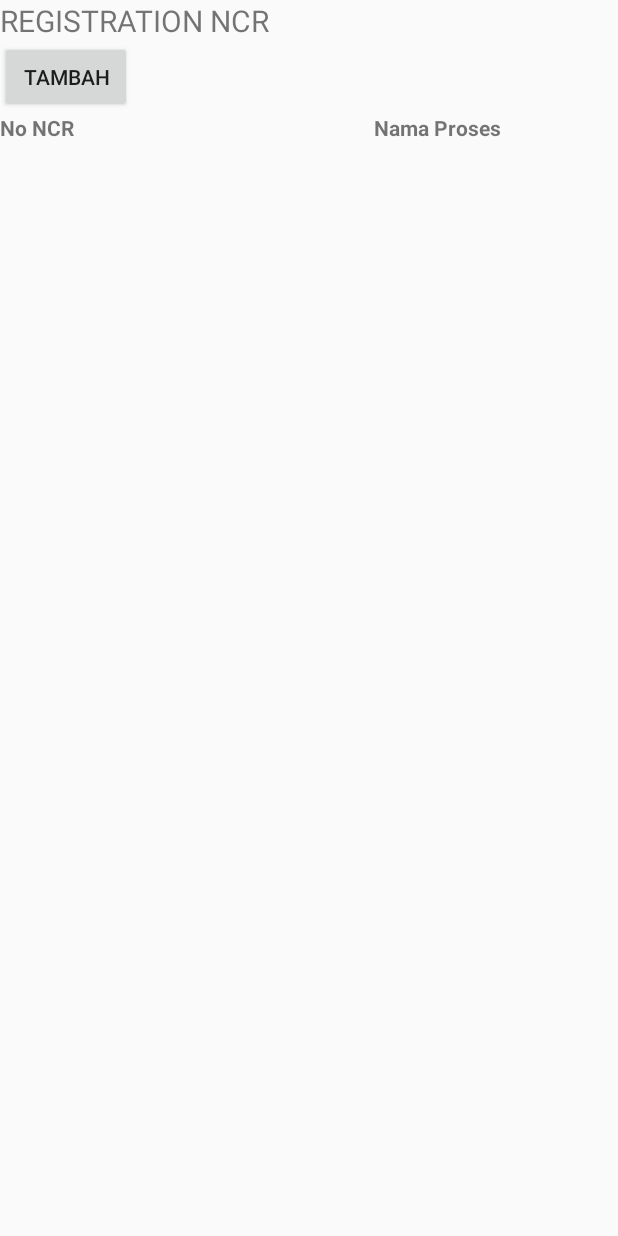
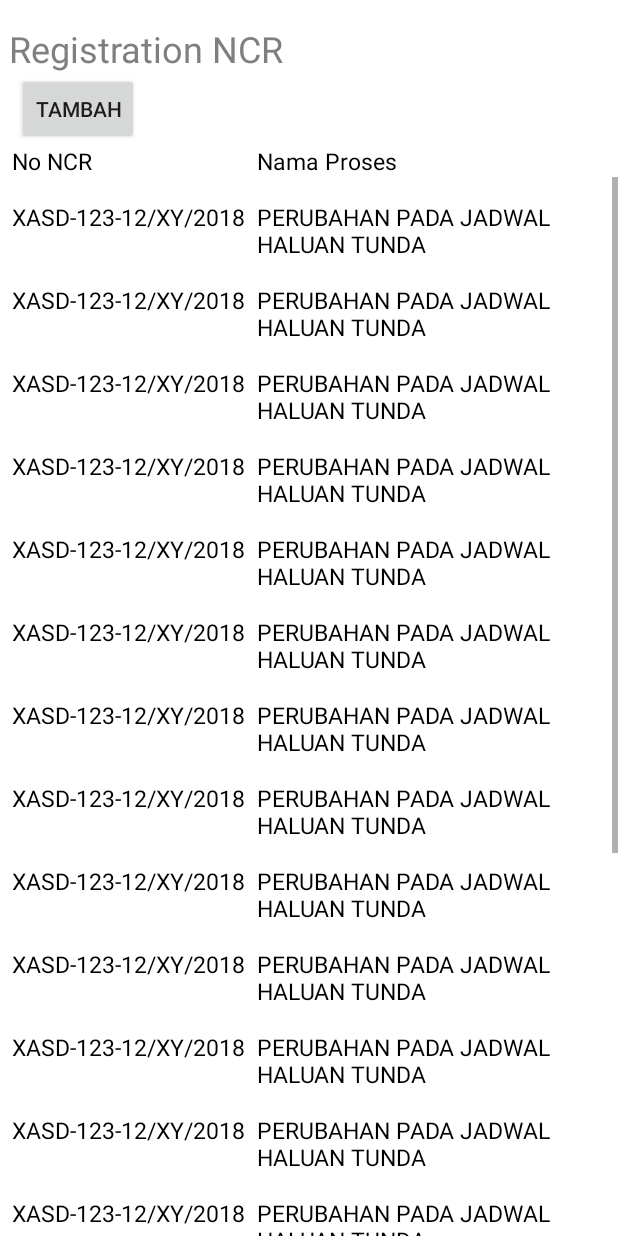
Before and after one commit to toganjr/android-apk, an Android app: the regNCRActivity screen opened directly, with no data from a screen before it, on a phone screen of 412 x 824 dp. Run offline under Robolectric (Android 15) with nearby library versions, the phone set to English and light mode, and no system bars.

Commit message:
Add Layout Form And ClickListener Recycle

```diff
--- a/app/src/main/AndroidManifest.xml
+++ b/app/src/main/AndroidManifest.xml
@@ -23,7 +23,7 @@
             android:theme="@style/AppTheme.NoActionBar" />
         <activity android:name=".regNCRActivity" />
         <activity android:name=".AddNcrActivity"/>
-        <activity android:name=".viewregNCRActivity" />
+        <activity android:name=".ViewItemNcrReg" />
         <activity android:name=".SplashActivity">
 
             <intent-filter>
--- a/app/src/main/java/com/example/user/navbartemplatejava/AdapterNcrRegistration.java
+++ b/app/src/main/java/com/example/user/navbartemplatejava/AdapterNcrRegistration.java
@@ -1,5 +1,6 @@
 package com.example.user.navbartemplatejava;
 
+import android.content.Intent;
 import android.support.annotation.NonNull;
 import android.support.v7.widget.RecyclerView;
 import android.util.Log;
@@ -13,45 +14,88 @@ import com.example.user.navbartemplatejava.data.NcrRegistration;
 import java.util.ArrayList;
 import java.util.List;
 
-public class AdapterNcrRegistration extends RecyclerView.Adapter<AdapterNcrRegistration.MyViewHolder> {
+public class AdapterNcrRegistration extends RecyclerView.Adapter<AdapterNcrRegistration.MyViewHolder>  {
     public static final String TAG = AdapterNcrRegistration.class.getSimpleName();
 
     private List <NcrRegistration> mListNcrDisplay;
+    private ArrayList<exampleItem> mExampleItems;
 
+    //Constructor for NcrRegistration
     public AdapterNcrRegistration( List<NcrRegistration> ListNcrDisplay){
         mListNcrDisplay = ListNcrDisplay;
     }
+
+    //constructor for Example Item RecycleView
+    public AdapterNcrRegistration(ArrayList<exampleItem> ExampleItem){
+        mExampleItems = ExampleItem;
+    }
+
+
 
     @NonNull
     @Override
     public MyViewHolder onCreateViewHolder(@NonNull ViewGroup parent, int viewType) {
         View view = LayoutInflater.from(parent.getContext()).inflate(R.layout.activity_ncr_registration, parent, false);
+
         MyViewHolder myViewHolder = new MyViewHolder(view);
         return myViewHolder;
     }
 
 
     @Override
-    public void onBindViewHolder(@NonNull MyViewHolder holder, int position) {
-        holder.mNoNcr.setText(mListNcrDisplay.get(position).getNoRegNcr());
-        holder.mNamaProses.setText(mListNcrDisplay.get(position).getProcessName());
+    public void onBindViewHolder(@NonNull MyViewHolder holder, final int position) {
+
+//for Test Example RecycleView
+        holder.mNoNcr.setText(mExampleItems.get(position).getText1());
+        holder.mNamaProses.setText(mExampleItems.get(position).getText2());
+
+        holder.mNoNcr.setOnClickListener(new View.OnClickListener() {
+            @Override
+            public void onClick(View v) {
+                Intent intent = new Intent(v.getContext(),ViewItemNcrReg.class);
+
+                v.getContext().startActivity(intent);
+            }
+        });
+
+//for Get No NCR and Name Process
+//
+//        holder.mNoNcr.setText(mListNcrDisplay.get(position).getNoRegNcr());
+//        holder.mNamaProses.setText(mListNcrDisplay.get(position).getProcessName());
+//        holder.mNoNcr.setOnClickListener(new View.OnClickListener() {
+//            @Override
+//            public void onClick(View v) {
+//                Intent intent = new Intent(v.getContext(),ViewItemNcrReg.class);
+//                v.getContext().startActivity(intent);
+//            }
+//        });
+
 
     }
 
     @Override
     public int getItemCount() {
         Log.d(TAG,"Size Recycle : " );
-        return mListNcrDisplay.size();
+        //return mListNcrDisplay.size();
+        return mExampleItems.size();
     }
 
-    public static class MyViewHolder extends RecyclerView.ViewHolder{
+
+
+    public static class MyViewHolder extends RecyclerView.ViewHolder {
         public TextView mNoNcr;
         public TextView mNamaProses;
+
+
 
         public MyViewHolder(View itemView) {
             super(itemView);
             mNoNcr = itemView.findViewById(R.id.displayNoNcr);
             mNamaProses = itemView.findViewById(R.id.displayNamaProses);
+
+
+
+
         }
     }
 
--- a/app/src/main/java/com/example/user/navbartemplatejava/viewregNCRActivity.java
+++ b/app/src/main/java/com/example/user/navbartemplatejava/ViewItemNcrReg.java
@@ -6,7 +6,7 @@ import android.support.v7.widget.RecyclerView;
 
 import java.util.ArrayList;
 
-public class viewregNCRActivity extends AppCompatActivity {
+public class ViewItemNcrReg extends AppCompatActivity {
     private ArrayList<exampleItem> mExampleList;
 
     private RecyclerView mRecyclerView;
@@ -18,4 +18,6 @@ public class viewregNCRActivity extends AppCompatActivity {
         super.onCreate(savedInstanceState);
         setContentView(R.layout.view_content_regncr);
     }
+
+
 }
--- a/app/src/main/java/com/example/user/navbartemplatejava/data/network/ApiClient.java
+++ b/app/src/main/java/com/example/user/navbartemplatejava/data/network/ApiClient.java
@@ -6,7 +6,7 @@ import retrofit2.Retrofit;
 import retrofit2.converter.gson.GsonConverterFactory;
 
 public class ApiClient {
-    private static String BASE_URL = "http://192.168.137.1:8000/";
+    private static String BASE_URL = "http://192.168.43.9:8000/";
     private static Retrofit retrofit = null;
 
     public static Retrofit getRetrofit(){
--- a/app/src/main/java/com/example/user/navbartemplatejava/data/network/AuthInterface.java
+++ b/app/src/main/java/com/example/user/navbartemplatejava/data/network/AuthInterface.java
@@ -10,6 +10,6 @@ import retrofit2.http.POST;
 
 public interface AuthInterface {
     @FormUrlEncoded
-    @POST("api/login")
+    @POST("api/activity_login")
     Call<LoginResponse> signIn(@Field("nip") String nip, @Field("password") String password);
 }
--- a/app/src/main/java/com/example/user/navbartemplatejava/regNCRActivity.java
+++ b/app/src/main/java/com/example/user/navbartemplatejava/regNCRActivity.java
@@ -32,7 +32,7 @@ public class regNCRActivity extends AppCompatActivity {
     private RecyclerView.LayoutManager mLayoutManager;
     public static regNCRActivity regNCRActivity;
     PreferencesHelper mPreferencesHelper;
-    private ArrayList<exampleItem> mExampleList;
+    private ArrayList <exampleItem> mExampleList;
     private Button btnTambahNcr;
     private AdapterNcrRegistration mAdapterNcrRegistration;
 
@@ -48,32 +48,62 @@ public class regNCRActivity extends AppCompatActivity {
         mNcrRegInterface = ApiClient.getRetrofit().create(NcrRegInterface.class);
         mPreferencesHelper = ((InkaApp) getApplication()).getPrefs();
         btnTambahNcr = findViewById(R.id.btn_tambah_ncr);
+        createExampleList();
 
 
-
+    }
+    //method for put item in RecycleView for example
+    public void createExampleList(){
+        mExampleList = new ArrayList<>();
+        mExampleList.add(new exampleItem("XASD-123-12/XY/2018","PERUBAHAN PADA JADWAL HALUAN TUNDA"));
+        mExampleList.add(new exampleItem("XASD-123-12/XY/2018","PERUBAHAN PADA JADWAL HALUAN TUNDA"));
+        mExampleList.add(new exampleItem("XASD-123-12/XY/2018","PERUBAHAN PADA JADWAL HALUAN TUNDA"));
+        mExampleList.add(new exampleItem("XASD-123-12/XY/2018","PERUBAHAN PADA JADWAL HALUAN TUNDA"));
+        mExampleList.add(new exampleItem("XASD-123-12/XY/2018","PERUBAHAN PADA JADWAL HALUAN TUNDA"));
+        mExampleList.add(new exampleItem("XASD-123-12/XY/2018","PERUBAHAN PADA JADWAL HALUAN TUNDA"));
+        mExampleList.add(new exampleItem("XASD-123-12/XY/2018","PERUBAHAN PADA JADWAL HALUAN TUNDA"));
+        mExampleList.add(new exampleItem("XASD-123-12/XY/2018","PERUBAHAN PADA JADWAL HALUAN TUNDA"));
+        mExampleList.add(new exampleItem("XASD-123-12/XY/2018","PERUBAHAN PADA JADWAL HALUAN TUNDA"));
+        mExampleList.add(new exampleItem("XASD-123-12/XY/2018","PERUBAHAN PADA JADWAL HALUAN TUNDA"));
+        mExampleList.add(new exampleItem("XASD-123-12/XY/2018","PERUBAHAN PADA JADWAL HALUAN TUNDA"));
+        mExampleList.add(new exampleItem("XASD-123-12/XY/2018","PERUBAHAN PADA JADWAL HALUAN TUNDA"));
+        mExampleList.add(new exampleItem("XASD-123-12/XY/2018","PERUBAHAN PADA JADWAL HALUAN TUNDA"));
+        mExampleList.add(new exampleItem("XASD-123-12/XY/2018","PERUBAHAN PADA JADWAL HALUAN TUNDA"));
+        mExampleList.add(new exampleItem("XASD-123-12/XY/2018","PERUBAHAN PADA JADWAL HALUAN TUNDA"));
+        mExampleList.add(new exampleItem("XASD-123-12/XY/2018","PERUBAHAN PADA JADWAL HALUAN TUNDA"));
+        mExampleList.add(new exampleItem("XASD-123-12/XY/2018","PERUBAHAN PADA JADWAL HALUAN TUNDA"));
+        mExampleList.add(new exampleItem("XASD-123-12/XY/2018","PERUBAHAN PADA JADWAL HALUAN TUNDA"));
+        mExampleList.add(new exampleItem("XASD-123-12/XY/2018","PERUBAHAN PADA JADWAL HALUAN TUNDA"));
+        mExampleList.add(new exampleItem("XASD-123-12/XY/2018","PERUBAHAN PADA JADWAL HALUAN TUNDA"));
     }
 
 
     @Override
     protected void onStart() {
         super.onStart();
-        Call<BrowseNcrResponse> call = mNcrRegInterface.browseNcr(mPreferencesHelper.getUserSignInToken());
 
-        call.enqueue(new Callback<BrowseNcrResponse>() {
-            @Override
-            public void onResponse(Call<BrowseNcrResponse> call, Response<BrowseNcrResponse> response) {
-                List<NcrRegistration> ncrRegistrations = response.body().getNcr();
-                mAdapter = new AdapterNcrRegistration(ncrRegistrations);
-                mRecyclerView.setAdapter(mAdapter);
-            }
-
-            @Override
-            public void onFailure(Call<BrowseNcrResponse> call, Throwable t) {
-                Log.e("Retrofit Get",t.toString());
-            }
-        });
+        //for test Example RecycleView
+        mAdapter = new AdapterNcrRegistration(mExampleList);
+        mRecyclerView.setAdapter(mAdapter);
 
 
+//        Call<BrowseNcrResponse> call = mNcrRegInterface.browseNcr(mPreferencesHelper.getUserSignInToken());
+//
+//        call.enqueue(new Callback<BrowseNcrResponse>() {
+//            @Override
+//            public void onResponse(Call<BrowseNcrResponse> call, Response<BrowseNcrResponse> response) {
+//                List<NcrRegistration> ncrRegistrations = response.body().getNcr();
+//                mAdapter = new AdapterNcrRegistration(ncrRegistrations);
+//                mRecyclerView.setAdapter(mAdapter);
+//            }
+//
+//            @Override
+//            public void onFailure(Call<BrowseNcrResponse> call, Throwable t) {
+//                Log.e("Retrofit Get",t.toString());
+//            }
+//        });
+//
+//
 
     }
 
--- a/app/src/main/res/layout/activity_display_ncr_registration.xml
+++ b/app/src/main/res/layout/activity_display_ncr_registration.xml
@@ -1,43 +1,93 @@
 <?xml version="1.0" encoding="utf-8"?>
-<LinearLayout xmlns:android="http://schemas.android.com/apk/res/android"
+<android.support.constraint.ConstraintLayout xmlns:android="http://schemas.android.com/apk/res/android"
+    xmlns:app="http://schemas.android.com/apk/res-auto"
+    xmlns:tools="http://schemas.android.com/tools"
+    android:id="@+id/size"
     android:layout_width="match_parent"
     android:layout_height="match_parent"
-    xmlns:tools="http://schemas.android.com/tools"
+    android:background="@color/colorWhite"
+    tools:layout_editor_absoluteY="81dp">
+
+    <LinearLayout
+        android:layout_width="match_parent"
+        android:layout_height="match_parent"
         android:orientation="vertical"
-    tools:context=".regNCRActivity">
+        >
+
         <TextView
+            android:id="@+id/textView5"
+            android:layout_width="match_parent"
+            android:layout_height="wrap_content"
+            android:layout_alignParentTop="true"
+            android:layout_marginTop="16dp"
+            android:text=" Registration NCR"
+            android:textColor="#7f7f7f"
+            android:textSize="24dp"
+            tools:layout_editor_absoluteX="16dp"
+            tools:layout_editor_absoluteY="6dp" />
+        <Button
+            android:id="@+id/btn_tambah_ncr"
+            style="@style/Widget.AppCompat.Button.Small"
             android:layout_width="wrap_content"
             android:layout_height="wrap_content"
-        android:text="REGISTRATION NCR"
-        android:textSize="20dp"/>
-    <Button
-        android:layout_width="wrap_content"
-        android:layout_height="wrap_content"
+            android:layout_alignParentStart="true"
+            android:layout_below="@+id/textView5"
+            android:layout_marginStart="11dp"
             android:text="Tambah"
-        android:id="@+id/btn_tambah_ncr"
+            tools:layout_editor_absoluteX="16dp"
+            tools:layout_editor_absoluteY="47dp"
             android:onClick="onClickBtnTambahNcr"/>
+
         <LinearLayout
             android:layout_width="match_parent"
             android:layout_height="wrap_content"
-        android:orientation="horizontal">
+            android:orientation="horizontal"
+            android:background="@color/colorWhite"
+
+            >
+
+            <TableRow
+                android:layout_width="wrap_content"
+                android:layout_height="match_parent"
+                android:layout_gravity="start">
+
                 <TextView
-            android:layout_width="wrap_content"
-            android:layout_height="wrap_content"
+                    android:layout_width="match_parent"
+                    android:layout_gravity="center"
+                    android:layout_height="match_parent"
                     android:text="@string/no_reg_ncr"
-            android:textStyle="bold"/>
+                    android:textSize="15sp"
+                    android:layout_marginLeft="8dp"
+                    android:textColor="@color/colorBlack"/>
+
+
+            </TableRow>
+            <TableRow
+                android:gravity="right"
+                android:layout_width="match_parent"
+                android:layout_height="match_parent"
+                android:layout_gravity="end">
+
                 <TextView
-            android:layout_width="wrap_content"
-            android:layout_height="wrap_content"
+                    android:layout_width="match_parent"
+                    android:layout_height="match_parent"
+                    android:layout_gravity="center"
+                    android:layout_marginLeft="110dp"
                     android:text="@string/nama_proses"
-            android:textStyle="bold"
-            android:layout_marginLeft="200dp"/>
+                    android:textSize="15sp"
+                    android:textColor="@color/colorBlack"/>
+
+            </TableRow>
+
         </LinearLayout>
+
         <android.support.v7.widget.RecyclerView
             android:id="@+id/recyclerViewDisplayNcr"
             android:layout_width="match_parent"
-        android:layout_height="match_parent"
-        android:scrollbars="vertical">
-
-    </android.support.v7.widget.RecyclerView>
+            android:layout_height="wrap_content"
+            android:scrollbars="vertical"
+            android:layout_alignParentBottom="true"/>
 
     </LinearLayout>
+
+</android.support.constraint.ConstraintLayout>
--- a/app/src/main/res/layout/login.xml
+++ b/app/src/main/res/layout/activity_login.xml
@@ -22,7 +22,7 @@
 
         <TextView
             android:id="@+id/textView"
-            android:layout_width="wrap_content"
+            android:layout_width="match_parent"
             android:layout_height="wrap_content"
             android:layout_alignParentStart="true"
             android:layout_alignParentTop="true"
@@ -35,7 +35,7 @@
 
         <TextView
             android:id="@+id/textView2"
-            android:layout_width="wrap_content"
+            android:layout_width="match_parent"
             android:layout_height="wrap_content"
             android:layout_alignParentBottom="true"
             android:layout_alignParentStart="true"
--- a/app/src/main/res/layout/activity_ncr_registration.xml
+++ b/app/src/main/res/layout/activity_ncr_registration.xml
@@ -1,35 +1,51 @@
 <?xml version="1.0" encoding="utf-8"?>
-<LinearLayout
-    xmlns:android="http://schemas.android.com/apk/res/android"
+<android.support.v7.widget.CardView xmlns:android="http://schemas.android.com/apk/res/android"
     android:layout_width="match_parent"
     android:layout_height="wrap_content"
-    android:orientation="horizontal"
-    >
+    xmlns:app="http://schemas.android.com/apk/res-auto"
+    app:cardCornerRadius="0dp">
+
+
+<LinearLayout
+    android:layout_width="match_parent"
+    android:layout_height="match_parent"
+    android:orientation="horizontal">
     <LinearLayout
         android:layout_width="wrap_content"
         android:layout_height="wrap_content"
-        android:orientation="vertical">
 
+        >
         <TextView
             android:id="@+id/displayNoNcr"
             android:layout_width="wrap_content"
-            android:layout_height="wrap_content"
-            android:hint="@string/no_reg_ncr"/>
-
+            android:layout_height="match_parent"
+            android:layout_alignParentStart="true"
+            android:layout_marginTop="@dimen/activity_horizontal_margin"
+            android:layout_marginLeft="@dimen/nav_header_vertical_spacing"
+            android:text="@string/no_reg_ncr"
+            android:textColor="@android:color/black"
+            android:textSize="15sp" />
 
     </LinearLayout>
     <LinearLayout
-        android:layout_width="match_parent"
+        android:layout_width="wrap_content"
         android:layout_height="wrap_content"
-        android:orientation="vertical">
-
+        >
         <TextView
             android:id="@+id/displayNamaProses"
             android:layout_width="wrap_content"
-            android:layout_height="wrap_content"
-            android:hint="@string/nama_proses"
-            android:layout_marginLeft="120dp"
-            />
+            android:layout_height="match_parent"
+            android:layout_alignParentRight="true"
+            android:layout_marginLeft="@dimen/nav_header_vertical_spacing"
+            android:layout_marginHorizontal="@dimen/nav_header_vertical_spacing"
+            android:layout_marginTop="@dimen/activity_horizontal_margin"
+            android:text="@string/nama_proses"
+            android:textColor="@android:color/black"
+            android:textSize="15sp" />
+
     </LinearLayout>
 
 </LinearLayout>
+
+
+</android.support.v7.widget.CardView>
```
Also changed, not shown: app/src/main/java/com/example/user/navbartemplatejava/DrawerItemActivity.java (deleted, +0 -28 lines), app/src/main/java/com/example/user/navbartemplatejava/DrawerMenuActivity.java (deleted, +0 -81 lines), app/src/main/java/com/example/user/navbartemplatejava/LoginActivity.java (+6 -6 lines), app/src/main/res/layout/coba.xml (deleted, +0 -35 lines), app/src/main/res/layout/drawer_item_navigation.xml (deleted, +0 -23 lines), app/src/main/res/layout/drawer_navigation_main.xml (deleted, +0 -33 lines). Lines whose indentation alone changed are shown as unchanged.
